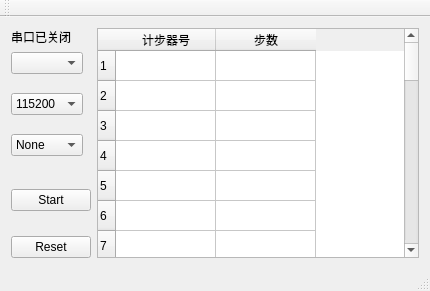
Old version of the form mainwindow.ui in the repository DaQuiTree/ComInductor.
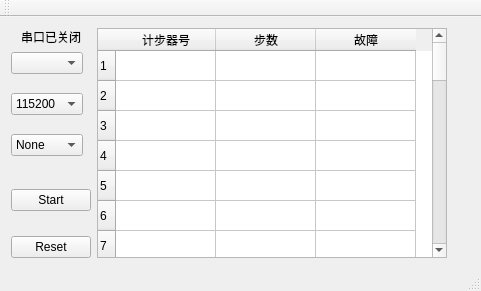
New version of the form.

Diff of the .ui file:
```diff
--- a/mainwindow.ui
+++ b/mainwindow.ui
@@ -6,8 +6,8 @@
    <rect>
     <x>0</x>
     <y>0</y>
-    <width>430</width>
-    <height>281</height>
+    <width>481</width>
+    <height>276</height>
    </rect>
   </property>
   <property name="sizePolicy">
@@ -20,12 +20,12 @@
    <string>计步器模拟器</string>
   </property>
   <widget class="QWidget" name="centralWidget">
-   <layout class="QGridLayout" name="gridLayout">
+   <layout class="QFormLayout" name="formLayout_3">
     <item row="0" column="0">
-     <layout class="QFormLayout" name="formLayout_4">
-      <item row="0" column="0">
-       <layout class="QFormLayout" name="formLayout_3">
-        <item row="0" column="0">
+     <layout class="QHBoxLayout" name="horizontalLayout">
+      <item>
+       <layout class="QVBoxLayout" name="verticalLayout_2">
+        <item>
          <widget class="QLabel" name="label_PortStatus">
           <property name="text">
            <string>串口已关闭</string>
@@ -35,7 +35,7 @@
           </property>
          </widget>
         </item>
-        <item row="1" column="0">
+        <item>
          <layout class="QFormLayout" name="formLayout_2">
           <item row="0" column="0">
            <layout class="QVBoxLayout" name="verticalLayout">
@@ -169,16 +169,16 @@
         </item>
        </layout>
       </item>
-      <item row="0" column="1">
+      <item>
        <widget class="QTableWidget" name="panelTable">
         <property name="minimumSize">
          <size>
-          <width>300</width>
+          <width>350</width>
           <height>230</height>
          </size>
         </property>
         <property name="editTriggers">
-         <set>QAbstractItemView::DoubleClicked</set>
+         <set>QAbstractItemView::NoEditTriggers</set>
         </property>
         <property name="tabKeyNavigation">
          <bool>true</bool>
@@ -193,7 +193,7 @@
          <number>32</number>
         </property>
         <property name="columnCount">
-         <number>2</number>
+         <number>3</number>
         </property>
         <attribute name="horizontalHeaderVisible">
          <bool>true</bool>
@@ -258,6 +258,14 @@
           <set>AlignCenter</set>
          </property>
         </column>
+        <column>
+         <property name="text">
+          <string>故障</string>
+         </property>
+         <property name="textAlignment">
+          <set>AlignCenter</set>
+         </property>
+        </column>
         <item row="0" column="0">
          <property name="text">
           <string/>
@@ -280,6 +288,11 @@
           <set>AlignLeading|AlignVCenter</set>
          </property>
         </item>
+        <item row="0" column="2">
+         <property name="text">
+          <string/>
+         </property>
+        </item>
        </widget>
       </item>
      </layout>
```
